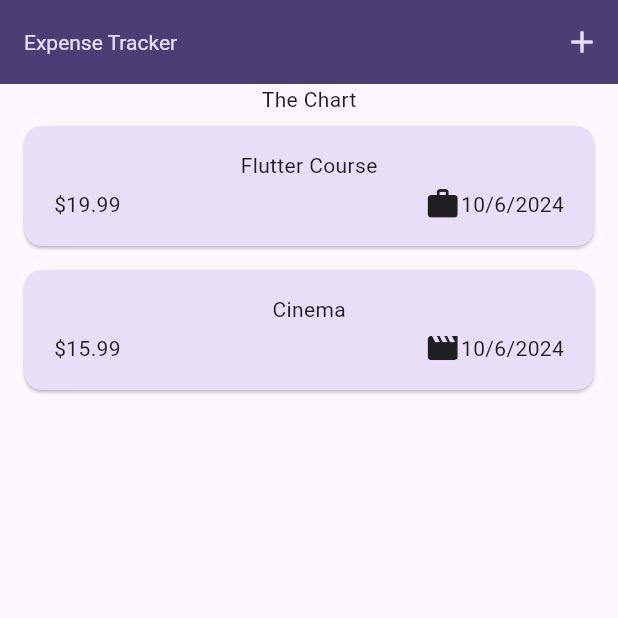
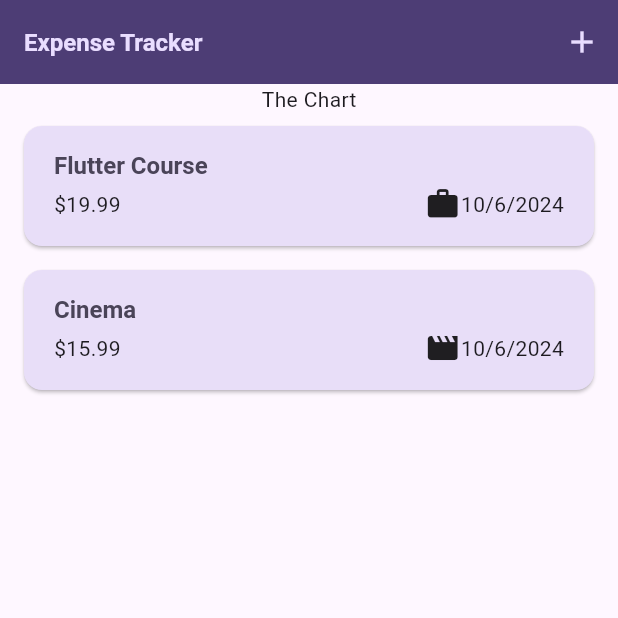
Before and after one commit to rajatjain909/expense_tracker, a Flutter app: the screen it shows after launch, on a phone screen of 412 x 824 dp, the top half of it. Run offline on Flutter 3.47's test engine with Material 3 defaults, Android fonts, the phone set to English and light mode, and no system bars.

Commit message:
Till chapter 129 - Used Theme data, added dark mode

```diff
--- a/lib/widgets/expenses_list/expenses_item.dart
+++ b/lib/widgets/expenses_list/expenses_item.dart
@@ -15,8 +15,12 @@ class ExpensesItem extends StatelessWidget {
           vertical: 16,
         ),
         child: Column(
+          crossAxisAlignment: CrossAxisAlignment.start,
           children: [
-            Text(expense.title),
+            Text(
+              expense.title,
+              style: Theme.of(context).textTheme.titleLarge,
+            ),
             const SizedBox(height: 4),
             Row(
               children: [
--- a/lib/widgets/expenses_list/expenses_list.dart
+++ b/lib/widgets/expenses_list/expenses_list.dart
@@ -18,6 +18,12 @@ class ExpensesList extends StatelessWidget {
       itemCount: expenses.length,
       itemBuilder: (ctx, index) => Dismissible(
         key: ValueKey(expenses[index]),
+        background: Container(
+          color: Theme.of(context).colorScheme.error.withOpacity(0.75),
+          margin: EdgeInsets.symmetric(
+            horizontal: Theme.of(context).cardTheme.margin!.horizontal,
+          ),
+        ),
         onDismissed: (direction) {
           onRemoveExpense(expenses[index]);
         },
```
Also changed, not shown: lib/main.dart (+21 -2 lines).
